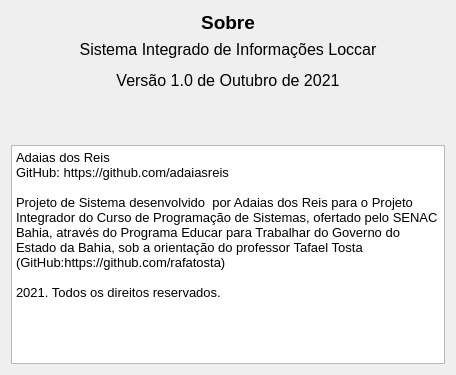
The window that ui/ui_sobre.ui (adaiasreis/Projeto) describes before a commit, drawn with Qt 5.
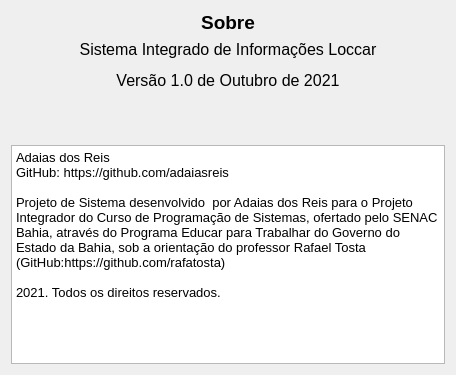
The same window after the commit.

What changed in the file:
```diff
--- a/ui/ui_sobre.ui
+++ b/ui/ui_sobre.ui
@@ -62,7 +62,7 @@
         <string>Adaias dos Reis
 GitHub: https://github.com/adaiasreis
 
-Projeto de Sistema desenvolvido  por Adaias dos Reis para o Projeto Integrador do Curso de Programação de Sistemas, ofertado pelo SENAC Bahia, através do Programa Educar para Trabalhar do Governo do Estado da Bahia, sob a orientação do professor Tafael Tosta (GitHub:https://github.com/rafatosta)
+Projeto de Sistema desenvolvido  por Adaias dos Reis para o Projeto Integrador do Curso de Programação de Sistemas, ofertado pelo SENAC Bahia, através do Programa Educar para Trabalhar do Governo do Estado da Bahia, sob a orientação do professor Rafael Tosta (GitHub:https://github.com/rafatosta)
 
 2021. Todos os direitos reservados.
 
```
